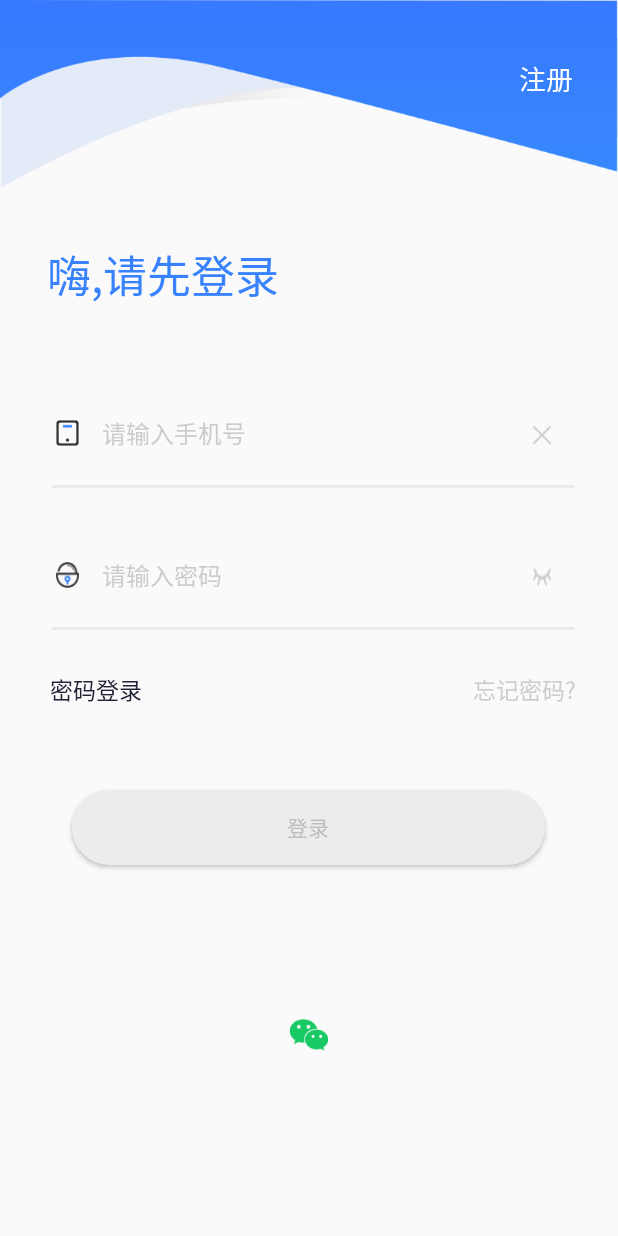
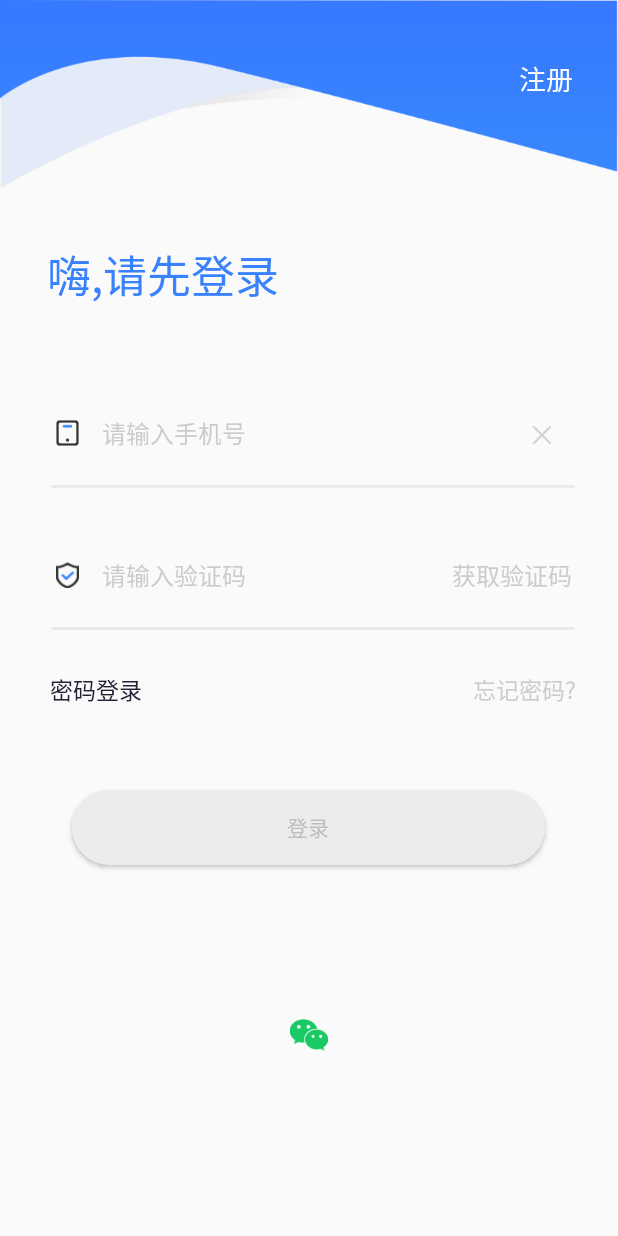
Before and after one commit to lijianhua24/che, an Android app: the CodeActivity screen opened directly, with no data from a screen before it, on a phone screen of 412 x 824 dp. Run offline under Robolectric (Android 15) with nearby library versions, the phone set to English and light mode, and no system bars; our stand-ins replace ButterKnife; network calls fail.

Commit message:
MVP框架测试

```diff
--- a/MyCar2/app/src/main/java/com/zr/car/view/CodeActivity.java
+++ b/MyCar2/app/src/main/java/com/zr/car/view/CodeActivity.java
@@ -1,15 +1,68 @@
 package com.zr.car.view;
 
-import androidx.appcompat.app.AppCompatActivity;
-
 import android.os.Bundle;
+import android.os.Handler;
+import android.os.Message;
+import android.view.View;
+import android.widget.Button;
+import android.widget.EditText;
+import android.widget.ImageView;
+import android.widget.TextView;
 
 import com.zr.car.Base.BaseActivity;
 import com.zr.car.Base.BasePresenter;
 import com.zr.car.R;
 
+import java.util.Timer;
+import java.util.TimerTask;
+
+import butterknife.BindView;
+import butterknife.ButterKnife;
+import butterknife.OnClick;
+
 public class CodeActivity extends BaseActivity {
 
+
+    @BindView(R.id.car_code_registered)
+    TextView carCodeRegistered;
+    @BindView(R.id.login_phone)
+    ImageView loginPhone;
+    @BindView(R.id.car_code_phone)
+    EditText carCodePhone;
+    @BindView(R.id.car_code_cw)
+    ImageView carCodeCw;
+    @BindView(R.id.login_suo)
+    ImageView loginSuo;
+    @BindView(R.id.car_code_code)
+    EditText carCodeCode;
+    @BindView(R.id.car_code_obtain)
+    TextView carCodeObtain;
+    @BindView(R.id.car_code_pwd)
+    TextView carCodePwd;
+    @BindView(R.id.car_code_forget)
+    TextView carCodeForget;
+    @BindView(R.id.car_code_bt)
+    Button carCodeBt;
+    @BindView(R.id.car_code_wx)
+    ImageView carCodeWx;
+    @BindView(R.id.car_code_codes)
+    TextView carCodeCodes;
+    private Handler handler = new Handler() {
+        @Override
+        public void handleMessage(Message msg) {
+            super.handleMessage(msg);
+            carCodeCodes.setText(msg.toString());
+        }
+    };
+    Timer timer = new Timer();
+    TimerTask timerTask = new TimerTask() {
+        @Override
+        public void run() {
+            Message message = new Message();
+            message.what = 0;
+            handler.sendMessage(message);
+        }
+    };
 
     @Override
     protected BasePresenter providePresenter() {
@@ -30,4 +83,40 @@ public class CodeActivity extends BaseActivity {
     protected int provideLayoutId() {
         return R.layout.activity_code;
     }
+
+
+    @OnClick({R.id.car_code_registered, R.id.car_code_cw, R.id.car_code_obtain, R.id.car_code_forget, R.id.car_code_bt, R.id.car_code_wx, R.id.car_code_codes})
+    public void onViewClicked(View view) {
+        switch (view.getId()) {
+            case R.id.car_code_registered:
+                break;
+            case R.id.car_code_cw:
+                break;
+            case R.id.car_code_obtain:
+                break;
+            case R.id.car_code_forget:
+
+                break;
+            case R.id.car_code_bt:
+                break;
+            case R.id.car_code_wx:
+                break;
+            case R.id.car_code_codes:
+                timer.schedule(timerTask, 2000);
+                break;
+        }
+    }
+
+    @Override
+    protected void onCreate(Bundle savedInstanceState) {
+        super.onCreate(savedInstanceState);
+        // TODO: add setContentView(...) invocation
+        ButterKnife.bind(this);
+    }
+
+    @Override
+    protected void onDestroy() {
+        super.onDestroy();
+        timer.cancel();
+    }
 }
--- a/MyCar2/app/src/main/res/drawable/yuanjiao.xml
+++ b/MyCar2/app/src/main/res/drawable/yuanjiao.xml
@@ -7,7 +7,7 @@
         android:width="1dp"
         android:color="#ECECEC"
         />
-
+<solid android:color="#ECECEC"/>
     <!-- android:radius 圆角的半径 -->
     <corners
         android:radius="25dp"
--- a/MyCar2/app/src/main/res/drawable/yuanjiaos.xml
+++ b/MyCar2/app/src/main/res/drawable/yuanjiaos.xml
@@ -7,6 +7,7 @@
         android:width="1dp"
         android:color="@color/lan"
         />
+    <solid android:color="@color/lan"/>
 
     <!-- android:radius 圆角的半径 -->
     <corners
--- a/MyCar2/app/src/main/res/layout/activity_code.xml
+++ b/MyCar2/app/src/main/res/layout/activity_code.xml
@@ -50,7 +50,7 @@
             android:layout_width="15dp"
             android:layout_height="17dp"/>
         <EditText
-            android:id="@+id/car_lcode_phone"
+            android:id="@+id/car_code_phone"
             android:background="@null"
             android:textSize="16sp"
             android:layout_toRightOf="@id/login_phone"
@@ -63,7 +63,7 @@
             android:layout_width="230.5dp"
             android:layout_height="wrap_content"/>
         <ImageView
-            android:id="@+id/car_login_cw"
+            android:id="@+id/car_code_cw"
             android:layout_alignParentRight="true"
             android:layout_marginRight="44.5dp"
             android:layout_marginTop="7dp"
@@ -88,32 +88,34 @@
             android:id="@+id/login_suo"
             android:layout_marginLeft="37.5dp"
             android:layout_marginTop="3dp"
-            android:background="@mipmap/loginin_password"
+            android:background="@mipmap/loginin_yanzheng"
             android:layout_width="15dp"
             android:layout_height="17dp"/>
         <EditText
-            android:id="@+id/car_login_pwd"
+            android:id="@+id/car_code_code"
             android:background="@null"
             android:textSize="16sp"
             android:layout_toRightOf="@id/login_suo"
             android:layout_marginLeft="15.5dp"
-            android:hint="请输入密码"
+            android:hint="请输入验证码"
             android:password="true"
             android:textColorHint="#CCCCCC"
             android:singleLine="true"
             android:textColor="#222337"
             android:layout_width="230.5dp"
             android:layout_height="wrap_content"/>
-        <ImageView
-            android:id="@+id/car_login_by"
+        <TextView
+            android:id="@+id/car_code_codes"
+            android:text="获取验证码"
             android:layout_alignParentRight="true"
-            android:layout_marginRight="44.5dp"
-            android:layout_marginTop="7dp"
-            android:background="@mipmap/login_biyan"
-            android:layout_width="12dp"
-            android:layout_height="12dp"/>
+            android:layout_marginRight="30.5dp"
+            android:textColor="#CCCCCC"
+            android:textSize="16sp"
+            android:layout_width="wrap_content"
+            android:layout_height="wrap_content"/>
     </RelativeLayout>
     <TextView
+        android:id="@+id/car_code_obtain"
         android:background="@drawable/line"
         android:layout_marginLeft="33dp"
         android:layout_marginTop="14dp"
@@ -125,7 +127,7 @@
         android:layout_width="match_parent"
         android:layout_height="wrap_content">
         <TextView
-            android:id="@+id/car_lgin_code"
+            android:id="@+id/car_code_pwd"
             android:text="密码登录"
             android:textSize="15sp"
             android:textColor="#222337"
@@ -133,7 +135,7 @@
             android:layout_width="wrap_content"
             android:layout_height="wrap_content"/>
         <TextView
-            android:id="@+id/car_login_forget"
+            android:id="@+id/car_code_forget"
             android:text="忘记密码?"
             android:textColor="#CCCCCC"
             android:layout_alignParentRight="true"
@@ -144,7 +146,7 @@
             android:layout_height="wrap_content"/>
     </RelativeLayout>
     <Button
-        android:id="@+id/car_login_bt"
+        android:id="@+id/car_code_bt"
         android:text="登录"
         android:background="@drawable/yuanjiao"
         android:layout_marginTop="55dp"
@@ -153,7 +155,7 @@
         android:layout_width="315dp"
         android:layout_height="50dp"/>
     <ImageView
-        android:id="@+id/car_login_wx"
+        android:id="@+id/car_code_wx"
         android:layout_gravity="center"
         android:layout_marginTop="102.5dp"
         android:background="@mipmap/loginin_weixin"
--- a/MyCar2/app/src/main/res/layout/activity_login.xml
+++ b/MyCar2/app/src/main/res/layout/activity_login.xml
@@ -68,6 +68,7 @@
             android:layout_alignParentRight="true"
             android:layout_marginRight="44.5dp"
             android:layout_marginTop="7dp"
+            android:visibility="gone"
             android:background="@mipmap/loginin_guanbi"
             android:layout_width="12dp"
             android:layout_height="12dp"/>
@@ -110,6 +111,7 @@
             android:layout_alignParentRight="true"
             android:layout_marginRight="44.5dp"
             android:layout_marginTop="7dp"
+            android:visibility="gone"
             android:background="@mipmap/login_biyan"
             android:layout_width="12dp"
             android:layout_height="12dp"/>
@@ -143,7 +145,7 @@
             android:layout_width="wrap_content"
             android:layout_height="wrap_content"/>
     </RelativeLayout>
-    <ImageButton
+    <Button
         android:id="@+id/car_login_bt"
         android:text="登录"
         android:background="@drawable/yuanjiao"
```
Also changed, not shown: MyCar2/app/src/main/java/com/zr/car/view/LoginActivity.java (+43 -29 lines).
